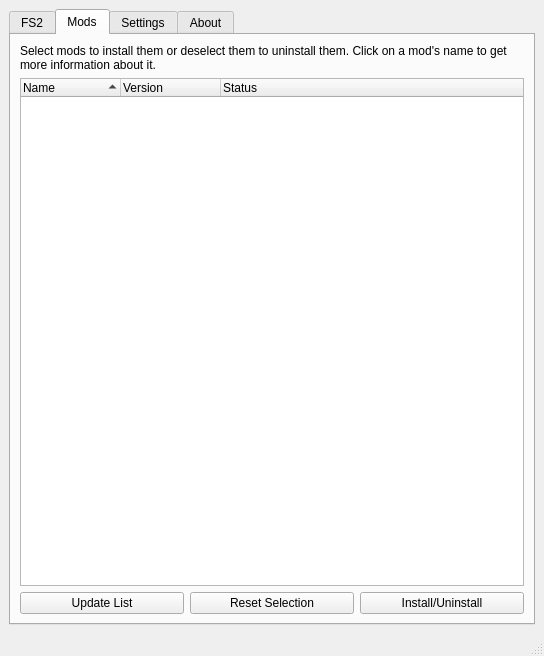
Qt form ui/main.ui (ngld/old-knossos) before a commit.
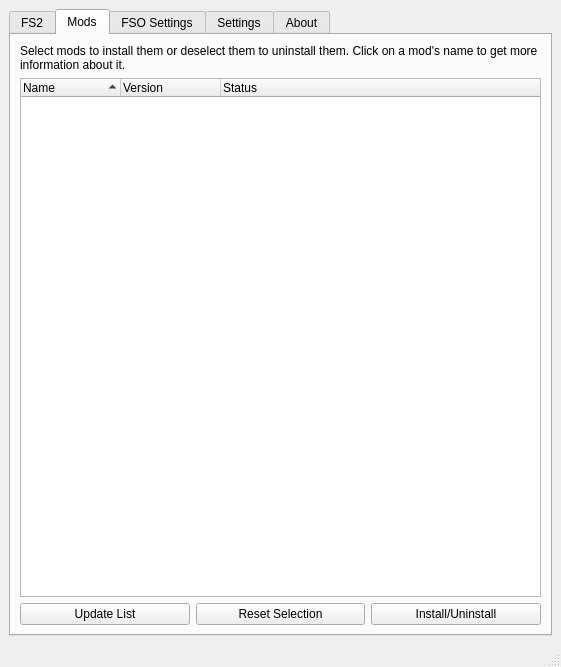
The same form after that commit. The open tabs and pages were chosen to show the change.

```diff
--- a/ui/main.ui
+++ b/ui/main.ui
@@ -6,8 +6,8 @@
    <rect>
     <x>0</x>
     <y>0</y>
-    <width>544</width>
-    <height>656</height>
+    <width>561</width>
+    <height>667</height>
    </rect>
   </property>
   <property name="windowTitle">
@@ -160,6 +160,11 @@
         </item>
        </layout>
       </widget>
+      <widget class="QWidget" name="fsoSettings">
+       <attribute name="title">
+        <string>FSO Settings</string>
+       </attribute>
+      </widget>
       <widget class="QWidget" name="settings">
        <attribute name="title">
         <string>Settings</string>
```
Left out of the diff: 6 changed lines with no effect on the pictures.
